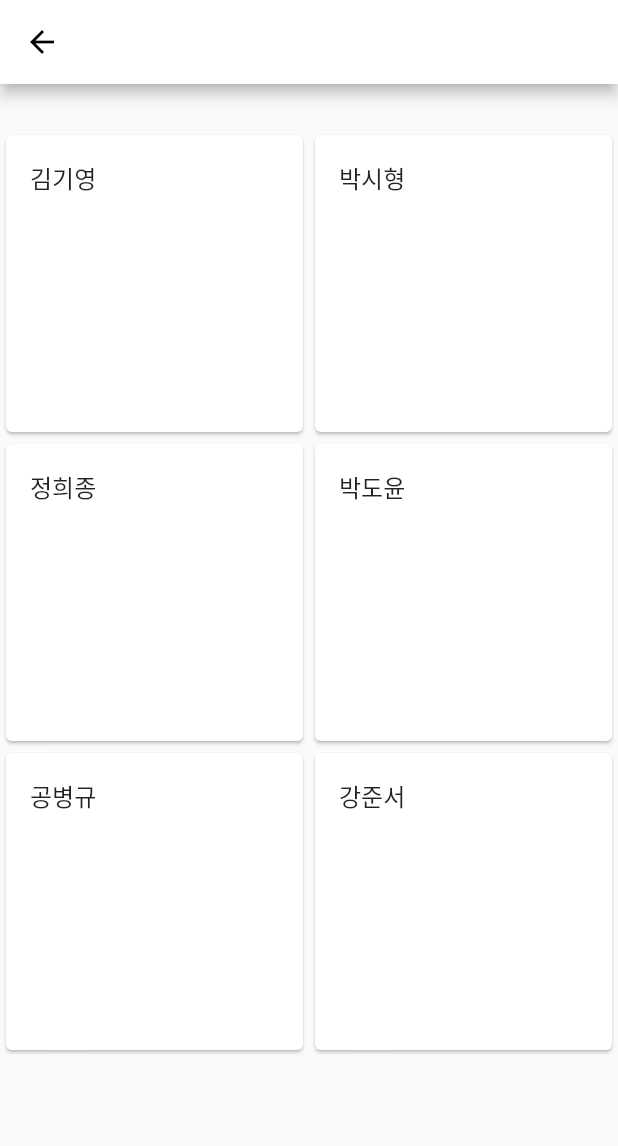
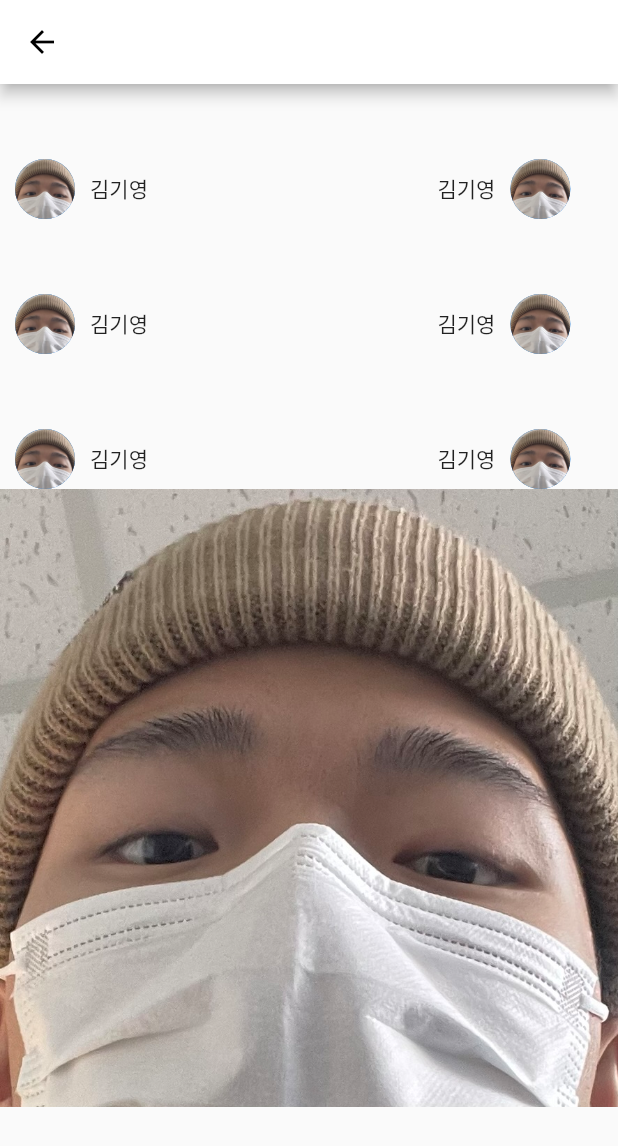
Before and after one commit to sihyeong671/quizApp, a Flutter app: the InGame screen opened directly, on a phone screen of 412 x 824 dp. Shown: the top 1146 px of the screen. Run offline on Flutter 3.47's test engine with Material 2 defaults, Android fonts, the phone set to English and light mode, and no system bars; our stand-ins replace flutter_speed_dial.

Commit message:
client: fix ingame page

```diff
--- a/client/lib/auth/login.dart
+++ b/client/lib/auth/login.dart
@@ -1,7 +1,6 @@
 import 'package:flutter/material.dart';
 import 'package:client/lobby/lobby.dart';
 import 'package:client/auth/signUp.dart';
-import 'package:flutter_svg/flutter_svg.dart';
 
 class LogIn extends StatefulWidget {
   @override
--- /dev/null
+++ b/client/lib/inGame/body.dart
@@ -0,0 +1,20 @@
+import 'package:flutter/material.dart';
+
+class Body extends StatelessWidget {
+  const Body({ Key? key }) : super(key: key);
+
+  @override
+  Widget build(BuildContext context) {
+    return Column(
+      children: [
+        // Spacer(),
+        Image.asset('assets/cutesexy.jpeg'),
+        Container(
+          // padding: EdgeInsets.symmetric(
+          // ),
+          decoration: BoxDecoration(color: Colors.blue)
+        )
+      ],
+    );
+  }
+}
--- a/client/lib/inGame/inGame.dart
+++ b/client/lib/inGame/inGame.dart
@@ -1,3 +1,4 @@
+import 'package:client/inGame/Body.dart';
 import 'package:flutter/material.dart';
 
 class InGame extends StatefulWidget {
@@ -36,27 +37,114 @@ class _InGameState extends State<InGame> {
         body:
           SingleChildScrollView(
             child: Column(
-              children: <Widget>[
-                Padding(padding: EdgeInsets.only(top: 30.0)),
-                Container(
-                  height: 1000,
-                  child: GridView.count(
-                    crossAxisCount: 2,
-                    children: List.generate(comments.length, (index) {
-                      return Card(
+              children: [
+                Row(
+                  children: [
+                    Column(
+                      children: <Widget>[
+                        Padding(padding: EdgeInsets.only(top: 50.0)),
+                        Row(
+                          children: <Widget>[
+                            SizedBox(
+                              width: 10.0,
+                            ),
+                            CircleAvatar(
+                              backgroundImage: AssetImage('assets/cutesexy.jpeg'),
+                            ),
+                            SizedBox(
+                              width: 10.0,
+                            ),
+                            Text('김기영'),
+                          ],
+                        ),
+                        Padding(padding: EdgeInsets.only(top: 50.0)),
+                        Row(
+                          children: <Widget>[
+                            SizedBox(
+                              width: 10.0,
+                            ),
+                            CircleAvatar(
+                              backgroundImage: AssetImage('assets/cutesexy.jpeg'),
+                            ),
+                            SizedBox(
+                              width: 10.0,
+                            ),
+                            Text('김기영'),
 
-                        child: Column(
+                          ],
+                        ),
+                        Padding(padding: EdgeInsets.only(top: 50.0)),
+                        Row(
                           children: <Widget>[
-                            ListTile(
-                              title: Text('${comments[index]}'),
+                            SizedBox(
+                              width: 10.0,
                             ),
-                          ]
+                            CircleAvatar(
+                              backgroundImage: AssetImage('assets/cutesexy.jpeg'),
+                            ),
+                            SizedBox(
+                              width: 10.0,
+                            ),
+                            Text('김기영'),
+                          ],
                         )
-                      );
-                    }),
-                  ),
-                )
-              ]
+                      ],
+                    ),
+                    SizedBox(width: 193.0, height: 100.0),
+                    Column(
+                      children: <Widget>[
+                        Padding(padding: EdgeInsets.only(top: 50.0)),
+                        Row(
+                          children: <Widget>[
+                            Text('김기영'),
+                            SizedBox(
+                              width: 10.0,
+                            ),
+                            CircleAvatar(
+                              backgroundImage: AssetImage('assets/cutesexy.jpeg'),
+                            ),
+                            SizedBox(
+                              width: 10.0,
+                            ),
+                          ],
+                        ),
+                        Padding(padding: EdgeInsets.only(top: 50.0)),
+                        Row(
+                          children: <Widget>[
+                            Text('김기영'),
+                            SizedBox(
+                              width: 10.0,
+                            ),
+                            CircleAvatar(
+                              backgroundImage: AssetImage('assets/cutesexy.jpeg'),
+                            ),
+                            SizedBox(
+                              width: 10.0,
+                            ),
+                          ],
+                        ),
+                        Padding(padding: EdgeInsets.only(top: 50.0)),
+                        Row(
+                          children: <Widget>[
+                            Text('김기영'),
+                            SizedBox(
+                              width: 10.0,
+                            ),
+                            CircleAvatar(
+                              backgroundImage: AssetImage('assets/cutesexy.jpeg'),
+                            ),
+                            SizedBox(
+                              width: 10.0,
+                            ),
+                          ],
+                        )
+                      ],
+                    ),
+                  ],
+                ),
+
+                Body(),
+              ],
             ),
           )
       ),
```
Also changed, not shown: client/lib/inGame/Chat.dart (added, +71 -0 lines), client/lib/inGame/ChatMessage.dart (added, +61 -0 lines).
